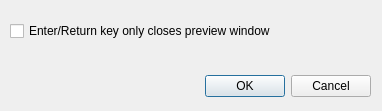
Qt form src/frontend/SettingsDialog.ui (OpenBangla/OpenBangla-Keyboard) before a commit.
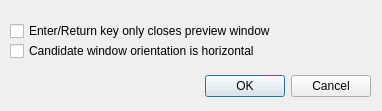
The same form after that commit.

Commit message: User can select the orientation of candidate window in Settings Build configuration in CMake (Release, Debug...) Fixed :bug:

The edit to the form file:
```diff
--- a/src/frontend/SettingsDialog.ui
+++ b/src/frontend/SettingsDialog.ui
@@ -42,6 +42,19 @@
     <string>Enter/Return key only closes preview window</string>
    </property>
   </widget>
+  <widget class="QCheckBox" name="checkBoxCandidateWinHorizontal">
+   <property name="geometry">
+    <rect>
+     <x>10</x>
+     <y>40</y>
+     <width>341</width>
+     <height>22</height>
+    </rect>
+   </property>
+   <property name="text">
+    <string>Candidate window orientation is horizontal</string>
+   </property>
+  </widget>
  </widget>
  <resources/>
  <connections>
```
The commit also changes 13 other files.
